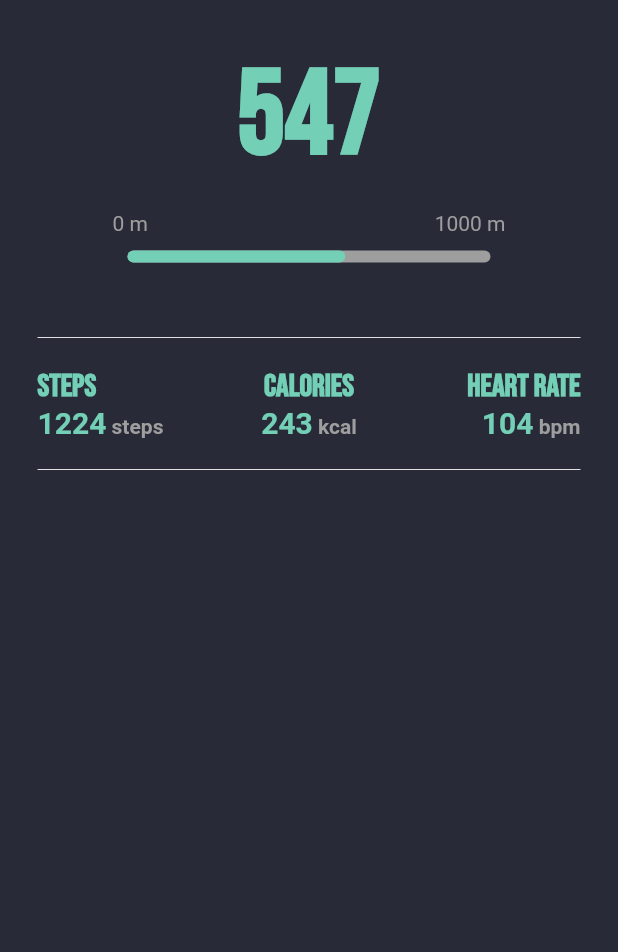
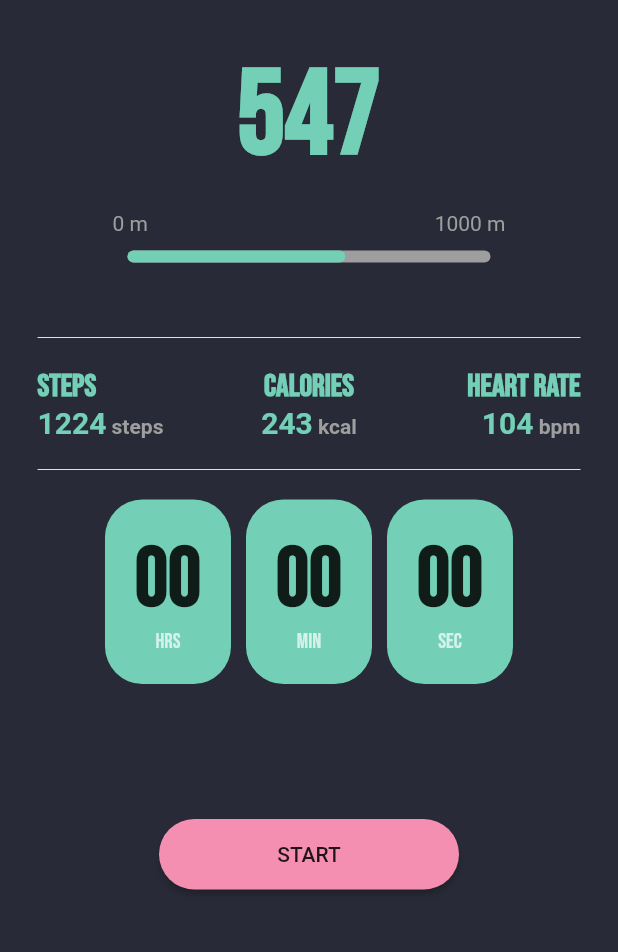
Before and after one commit to CHOSION/runiverse, a Flutter app: the Example screen opened directly, on a phone screen of 412 x 824 dp, the part 234-1186 px from its top. Run offline on Flutter 3.47's test engine with Material 2 defaults, Android fonts, the phone set to English and light mode, and no system bars; drawn by our look-alikes of percent_indicator; our stand-ins replace animated_splash_screen, geolocator, google_maps_flutter, location, page_transition; missing offline and left inert: flutter_polyline_points; network calls fail.

Commit message:
220611_3

```diff
--- a/lib/main.dart
+++ b/lib/main.dart
@@ -1,5 +1,5 @@
+import 'package:flutter/material.dart';
 import 'package:animated_splash_screen/animated_splash_screen.dart';
-import 'package:flutter/material.dart';
 import 'package:page_transition/page_transition.dart';
 import 'package:runiverse/start/login.dart';
 import 'package:runiverse/config/palette.dart';
--- /dev/null
+++ b/lib/running/countdown.dart
@@ -0,0 +1,120 @@
+import 'dart:async';
+import 'package:flutter/material.dart';
+import 'package:runiverse/config/palette.dart';
+import 'package:runiverse/config/font.dart';
+
+class Countdown extends StatefulWidget {
+  const Countdown({Key? key}) : super(key: key);
+
+  @override
+  State<Countdown> createState() => _CountdownState();
+}
+
+class _CountdownState extends State<Countdown> {
+
+  static const duration = const Duration(seconds: 1);
+
+  int secondsPassed = 0;
+  bool isActive = false;
+
+  Timer? timer;
+
+  void handleTick() {
+    if (isActive) {
+      setState(() {
+        secondsPassed = secondsPassed + 1;
+      });
+    }
+  }
+  @override
+  Widget build(BuildContext context) {
+
+    if (timer == null) {
+      timer = Timer.periodic(duration, (Timer t) {
+        handleTick();
+      });
+    }
+
+    int seconds = secondsPassed % 60;
+    int minutes = secondsPassed ~/ 60;
+    int hours = secondsPassed ~/ (60 * 60);
+
+    return Column(
+      mainAxisSize: MainAxisSize.min,
+      children: [
+        Row(
+          mainAxisAlignment: MainAxisAlignment.center,
+          children: [
+            LabelText(
+                label: 'HRS',
+                value: hours.toString().padLeft(2, '0')),
+            LabelText(
+                label: 'MIN',
+                value: minutes.toString().padLeft(2, '0')),
+            LabelText(
+                label: 'SEC',
+                value: seconds.toString().padLeft(2, '0')),
+          ],
+        ),
+        SizedBox(height: 60),
+        Container(
+          width: 200,
+          height: 47,
+          margin: EdgeInsets.only(top: 30),
+          child: RaisedButton(
+            color: Colors.pink[200],
+            shape: RoundedRectangleBorder(
+                borderRadius: BorderRadius.circular(25)),
+            child: Text(isActive ? 'STOP' : 'START'),
+            onPressed: () {
+              setState(() {
+                isActive = !isActive;
+              });
+            },
+          ),
+        )
+      ],
+    );
+  }
+}
+
+class LabelText extends StatelessWidget {
+
+  LabelText({required this.label,required this.value});
+
+  final String label;
+  final String value;
+
+  @override
+  Widget build(BuildContext context) {
+    return Container(
+      margin: EdgeInsets.symmetric(horizontal: 5),
+      padding: EdgeInsets.all(20),
+      decoration: BoxDecoration(
+        borderRadius: BorderRadius.circular(25),
+        color: Palette.iconColor,
+      ),
+      child: Column(
+        mainAxisSize: MainAxisSize.min,
+        children: <Widget>[
+          Text(
+            '$value',
+            style: TextStyle(
+                color: Colors.black87,
+                fontSize: 55,
+                fontWeight: FontWeight.bold,
+              fontFamily: MyFontFamily.Bebas,
+            ),
+          ),
+          Text(
+            '$label',
+            style: TextStyle(
+              color: Colors.white70,
+              fontFamily: MyFontFamily.Bebas,
+            ),
+          ),
+        ],
+      ),
+    );
+  }
+}
--- /dev/null
+++ b/lib/running/countup.dart
@@ -0,0 +1 @@
+import 'package:flutter/material.dart';
--- a/lib/running/example.dart
+++ b/lib/running/example.dart
@@ -1,8 +1,10 @@
+import 'dart:async';
 import 'package:flutter/material.dart';
 import 'package:runiverse/config/palette.dart';
 import 'package:runiverse/config/font.dart';
 import 'package:percent_indicator/linear_percent_indicator.dart';
 import 'package:percent_indicator/circular_percent_indicator.dart';
+import 'package:runiverse/running/countdown.dart';
 
 class Example extends StatefulWidget {
   const Example({Key? key}) : super(key: key);
@@ -328,6 +330,7 @@ class _ExampleState extends State<Example> {
                   height: 40,
                   color: Colors.grey[300],
                 ),
+                Countdown()
               ],
             ),
           ),
```
